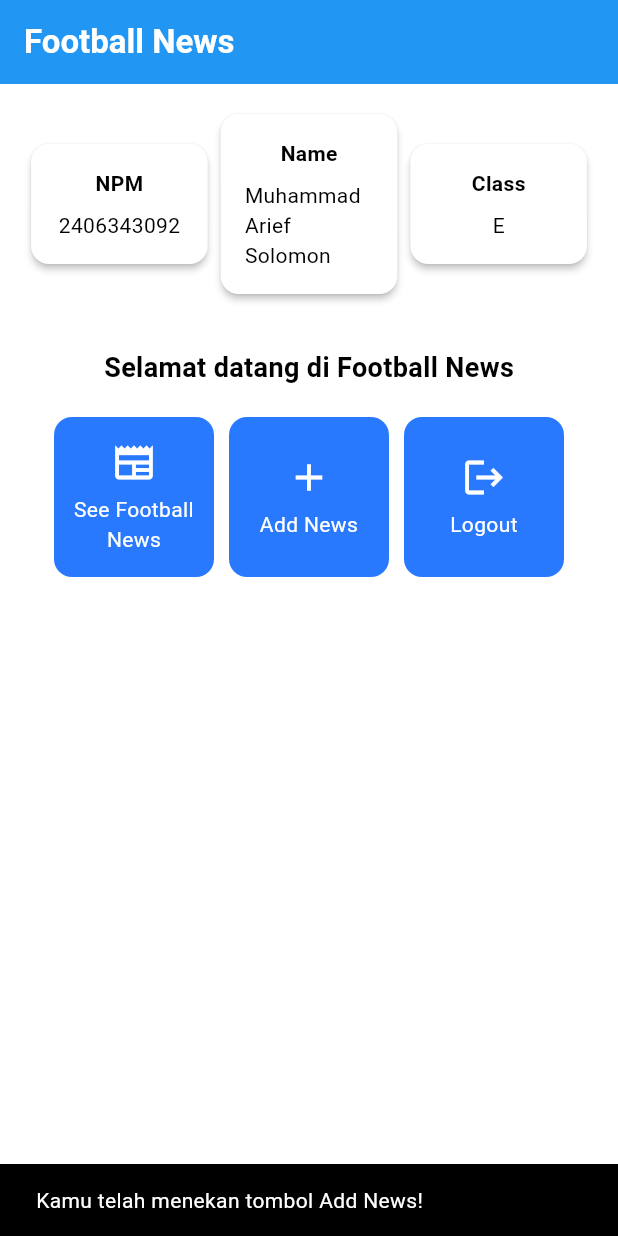
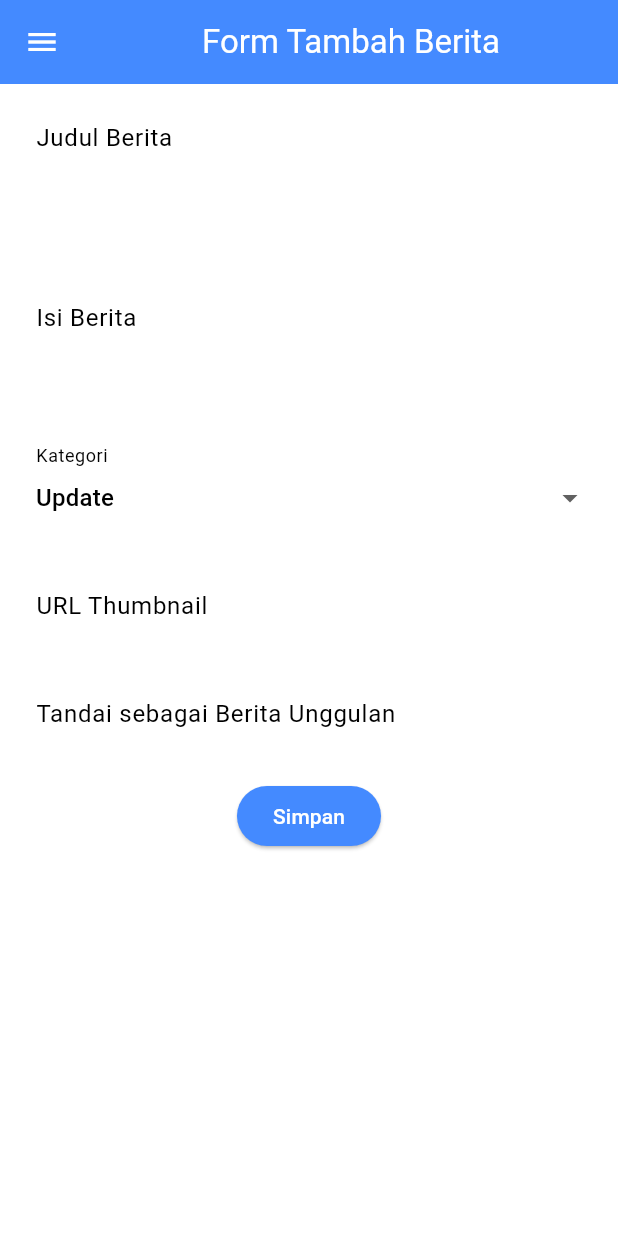
Before and after one commit to ariefsolomon/football-news-mobile, a Flutter app: the screen it shows after launch, after a tap on "Add News", on a phone screen of 412 x 824 dp. Run offline on Flutter 3.47's test engine with Material 3 defaults, Android fonts, the phone set to English and light mode, and no system bars; our stand-ins replace shared_preferences.

Commit message:
Tutorial 7 Completed

```diff
--- a/lib/main.dart
+++ b/lib/main.dart
@@ -1,5 +1,43 @@
+// import 'package:flutter/material.dart';
+// import 'package:football_news/screens/menu.dart';
+
+// void main() {
+//   runApp(const MyApp());
+// }
+
+// class MyApp extends StatelessWidget {
+//   const MyApp({super.key});
+
+//   // This widget is the root of your application.
+//   @override
+//   Widget build(BuildContext context) {
+//     return MaterialApp(
+//       title: 'Flutter Demo',
+//       theme: ThemeData(
+//         // This is the theme of your application.
+//         //
+//         // TRY THIS: Try running your application with "flutter run". You'll see
+//         // the application has a purple toolbar. Then, without quitting the app,
+//         // try changing the seedColor in the colorScheme below to Colors.green
+//         // and then invoke "hot reload" (save your changes or press the "hot
+//         // reload" button in a Flutter-supported IDE, or press "r" if you used
+//         // the command line to start the app).
+//         //
+//         // Notice that the counter didn't reset back to zero; the application
+//         // state is not lost during the reload. To reset the state, use hot
+//         // restart instead.
+//         //
+//         // This works for code too, not just values: Most code changes can be
+//         // tested with just a hot reload.
+//         colorScheme: ColorScheme.fromSwatch(primarySwatch: Colors.blue,).copyWith(secondary: Colors.blueAccent[400]),
+//       ),
+//       home: MyHomePage(),
+//     );
+//   }
+// }
+
 import 'package:flutter/material.dart';
-import 'package:football_news/menu.dart';
+import 'package:football_news/screens/menu.dart';
 
 void main() {
   runApp(const MyApp());
@@ -8,30 +46,16 @@ void main() {
 class MyApp extends StatelessWidget {
   const MyApp({super.key});
 
-  // This widget is the root of your application.
   @override
   Widget build(BuildContext context) {
     return MaterialApp(
-      title: 'Flutter Demo',
+      title: 'Football News',
       theme: ThemeData(
-        // This is the theme of your application.
-        //
-        // TRY THIS: Try running your application with "flutter run". You'll see
-        // the application has a purple toolbar. Then, without quitting the app,
-        // try changing the seedColor in the colorScheme below to Colors.green
-        // and then invoke "hot reload" (save your changes or press the "hot
-        // reload" button in a Flutter-supported IDE, or press "r" if you used
-        // the command line to start the app).
-        //
-        // Notice that the counter didn't reset back to zero; the application
-        // state is not lost during the reload. To reset the state, use hot
-        // restart instead.
-        //
-        // This works for code too, not just values: Most code changes can be
-        // tested with just a hot reload.
-        colorScheme: ColorScheme.fromSwatch(primarySwatch: Colors.blue,).copyWith(secondary: Colors.blueAccent[400]),
+        colorScheme: ColorScheme.fromSwatch(
+          primarySwatch: Colors.blue,
+        ).copyWith(secondary: Colors.blueAccent[400]),
       ),
-      home: MyHomePage(),
+      home: MyHomePage(), // Halaman utama dari menu.dart
     );
   }
 }
--- a/lib/menu.dart
+++ b/lib/screens/menu.dart
@@ -1,30 +1,23 @@
 import 'package:flutter/material.dart';
-
+import 'package:football_news/screens/newslist_form.dart';
+import 'package:football_news/widgets/left_drawer.dart';
 
 class InfoCard extends StatelessWidget {
-  // Kartu informasi yang menampilkan title dan content.
-
-  final String title;  // Judul kartu.
-  final String content;  // Isi kartu.
+  final String title;
+  final String content;
 
   const InfoCard({super.key, required this.title, required this.content});
 
   @override
   Widget build(BuildContext context) {
     return Card(
-      // Membuat kotak kartu dengan bayangan dibawahnya.
       elevation: 2.0,
       child: Container(
-        // Mengatur ukuran dan jarak di dalam kartu.
-        width: MediaQuery.of(context).size.width / 3.5, // menyesuaikan dengan lebar device yang digunakan.
+        width: MediaQuery.of(context).size.width / 3.5,
         padding: const EdgeInsets.all(16.0),
-        // Menyusun title dan content secara vertikal.
         child: Column(
           children: [
-            Text(
-              title,
-              style: const TextStyle(fontWeight: FontWeight.bold),
-            ),
+            Text(title, style: const TextStyle(fontWeight: FontWeight.bold)),
             const SizedBox(height: 8.0),
             Text(content),
           ],
@@ -34,7 +27,6 @@ class InfoCard extends StatelessWidget {
   }
 }
 
-
 class ItemHomepage {
   final String name;
   final IconData icon;
@@ -42,10 +34,7 @@ class ItemHomepage {
   ItemHomepage(this.name, this.icon);
 }
 
-
 class ItemCard extends StatelessWidget {
-  // Menampilkan kartu dengan ikon dan nama.
-
   final ItemHomepage item;
 
   const ItemCard(this.item, {super.key});
@@ -53,34 +42,36 @@ class ItemCard extends StatelessWidget {
   @override
   Widget build(BuildContext context) {
     return Material(
-      // Menentukan warna latar belakang dari tema aplikasi.
       color: Theme.of(context).colorScheme.secondary,
-      // Membuat sudut kartu melengkung.
       borderRadius: BorderRadius.circular(12),
-
       child: InkWell(
-        // Aksi ketika kartu ditekan.
         onTap: () {
-          // Menampilkan pesan SnackBar saat kartu ditekan.
+          if (item.name == "Add News") {
+            Navigator.push(
+              context,
+              MaterialPageRoute(builder: (context) => const NewsFormPage()),
+            );
+          } else if (item.name == "See Football News") {
             ScaffoldMessenger.of(context)
               ..hideCurrentSnackBar()
               ..showSnackBar(
-              SnackBar(content: Text("Kamu telah menekan tombol ${item.name}!"))
+                const SnackBar(
+                  content: Text("Fitur 'See Football News' belum tersedia."),
+                ),
               );
+          } else if (item.name == "Logout") {
+            ScaffoldMessenger.of(context)
+              ..hideCurrentSnackBar()
+              ..showSnackBar(const SnackBar(content: Text("Logout berhasil!")));
+          }
         },
-        // Container untuk menyimpan Icon dan Text
         child: Container(
           padding: const EdgeInsets.all(8),
           child: Center(
             child: Column(
-              // Menyusun ikon dan teks di tengah kartu.
               mainAxisAlignment: MainAxisAlignment.center,
               children: [
-                Icon(
-                  item.icon,
-                  color: Colors.white,
-                  size: 30.0,
-                ),
+                Icon(item.icon, color: Colors.white, size: 30.0),
                 const Padding(padding: EdgeInsets.all(3)),
                 Text(
                   item.name,
@@ -94,16 +85,14 @@ class ItemCard extends StatelessWidget {
       ),
     );
   }
-
 }
-
 
 class MyHomePage extends StatelessWidget {
   MyHomePage({super.key});
 
-    final String nama = "Muhammad Arief Solomon"; //nama
-    final String npm = "2406343092"; //npm
-    final String kelas = "E"; //kelas
+  final String nama = "Muhammad Arief Solomon";
+  final String npm = "2406343092";
+  final String kelas = "E";
   final List<ItemHomepage> items = [
     ItemHomepage("See Football News", Icons.newspaper),
     ItemHomepage("Add News", Icons.add),
@@ -112,29 +101,20 @@ class MyHomePage extends StatelessWidget {
 
   @override
   Widget build(BuildContext context) {
-    // Scaffold menyediakan struktur dasar halaman dengan AppBar dan body.
     return Scaffold(
-      // AppBar adalah bagian atas halaman yang menampilkan judul.
       appBar: AppBar(
-        // Judul aplikasi "Football News" dengan teks putih dan tebal.
         title: const Text(
           'Football News',
-          style: TextStyle(
-            color: Colors.white,
-            fontWeight: FontWeight.bold,
+          style: TextStyle(color: Colors.white, fontWeight: FontWeight.bold),
         ),
-        ),
-        // Warna latar belakang AppBar diambil dari skema warna tema aplikasi.
         backgroundColor: Theme.of(context).colorScheme.primary,
       ),
-      // Body halaman dengan padding di sekelilingnya.
+      drawer: const LeftDrawer(), // Tambahkan drawer navigasi
       body: Padding(
         padding: const EdgeInsets.all(16.0),
-        // Menyusun widget secara vertikal dalam sebuah kolom.
         child: Column(
           crossAxisAlignment: CrossAxisAlignment.center,
           children: [
-            // Row untuk menampilkan 3 InfoCard secara horizontal.
             Row(
               mainAxisAlignment: MainAxisAlignment.spaceEvenly,
               children: [
@@ -143,17 +123,10 @@ class MyHomePage extends StatelessWidget {
                 InfoCard(title: 'Class', content: kelas),
               ],
             ),
-
-            // Memberikan jarak vertikal 16 unit.
             const SizedBox(height: 16.0),
-
-            // Menempatkan widget berikutnya di tengah halaman.
             Center(
               child: Column(
-                // Menyusun teks dan grid item secara vertikal.
-
                 children: [
-                  // Menampilkan teks sambutan dengan gaya tebal dan ukuran 18.
                   const Padding(
                     padding: EdgeInsets.only(top: 16.0),
                     child: Text(
@@ -164,18 +137,13 @@ class MyHomePage extends StatelessWidget {
                       ),
                     ),
                   ),
-
-                  // Grid untuk menampilkan ItemCard dalam bentuk grid 3 kolom.
                   GridView.count(
                     primary: true,
                     padding: const EdgeInsets.all(20),
                     crossAxisSpacing: 10,
                     mainAxisSpacing: 10,
                     crossAxisCount: 3,
-                    // Agar grid menyesuaikan tinggi kontennya.
                     shrinkWrap: true,
-
-                    // Menampilkan ItemCard untuk setiap item dalam list items.
                     children: items.map((ItemHomepage item) {
                       return ItemCard(item);
                     }).toList(),
--- /dev/null
+++ b/lib/screens/newslist_form.dart
@@ -0,0 +1,237 @@
+import 'dart:convert';
+import 'package:flutter/material.dart';
+import 'package:shared_preferences/shared_preferences.dart';
+import 'package:football_news/widgets/left_drawer.dart';
+import 'package:football_news/widgets/news_card.dart';
+
+List<Map<String, dynamic>> newsList = [];
+
+class NewsFormPage extends StatefulWidget {
+  const NewsFormPage({super.key});
+
+  @override
+  State<NewsFormPage> createState() => _NewsFormPageState();
+}
+
+class _NewsFormPageState extends State<NewsFormPage> {
+  final _formKey = GlobalKey<FormState>();
+
+  String _title = "";
+  String _content = "";
+  String _category = "update";
+  String _thumbnail = "";
+  bool _isFeatured = false;
+
+  final List<String> _categories = [
+    'transfer',
+    'update',
+    'exclusive',
+    'match',
+    'rumor',
+    'analysis',
+  ];
+
+  @override
+  void initState() {
+    super.initState();
+    _loadNewsFromStorage();
+  }
+
+  Future<void> _loadNewsFromStorage() async {
+    final prefs = await SharedPreferences.getInstance();
+    final savedNews = prefs.getString('newsList');
+
+    if (savedNews != null) {
+      final decoded = jsonDecode(savedNews) as List<dynamic>;
+      setState(() {
+        newsList = decoded.map((e) => Map<String, dynamic>.from(e)).toList();
+      });
+    }
+  }
+
+  Future<void> _saveNewsToStorage() async {
+    final prefs = await SharedPreferences.getInstance();
+    await prefs.setString('newsList', jsonEncode(newsList));
+  }
+
+  @override
+  Widget build(BuildContext context) {
+    return Scaffold(
+      appBar: AppBar(
+        title: const Center(child: Text('Form Tambah Berita')),
+        backgroundColor: Colors.blueAccent,
+        foregroundColor: Colors.white,
+      ),
+      drawer: const LeftDrawer(),
+      body: Form(
+        key: _formKey,
+        child: SingleChildScrollView(
+          child: Column(
+            crossAxisAlignment: CrossAxisAlignment.start,
+            children: [
+              // Judul
+              Padding(
+                padding: const EdgeInsets.all(8.0),
+                child: TextFormField(
+                  decoration: InputDecoration(
+                    hintText: "Judul Berita",
+                    labelText: "Judul Berita",
+                    border: OutlineInputBorder(
+                      borderRadius: BorderRadius.circular(5.0),
+                    ),
+                  ),
+                  onChanged: (value) => setState(() => _title = value),
+                  validator: (value) => value == null || value.isEmpty
+                      ? "Judul tidak boleh kosong!"
+                      : null,
+                ),
+              ),
+
+              // Isi berita
+              Padding(
+                padding: const EdgeInsets.all(8.0),
+                child: TextFormField(
+                  maxLines: 5,
+                  decoration: InputDecoration(
+                    hintText: "Isi Berita",
+                    labelText: "Isi Berita",
+                    border: OutlineInputBorder(
+                      borderRadius: BorderRadius.circular(5.0),
+                    ),
+                  ),
+                  onChanged: (value) => setState(() => _content = value),
+                  validator: (value) => value == null || value.isEmpty
+                      ? "Isi berita tidak boleh kosong!"
+                      : null,
+                ),
+              ),
+
+              // Dropdown kategori
+              Padding(
+                padding: const EdgeInsets.all(8.0),
+                child: DropdownButtonFormField<String>(
+                  decoration: InputDecoration(
+                    labelText: "Kategori",
+                    border: OutlineInputBorder(
+                      borderRadius: BorderRadius.circular(5.0),
+                    ),
+                  ),
+                  value: _category,
+                  items: _categories
+                      .map(
+                        (cat) => DropdownMenuItem(
+                          value: cat,
+                          child: Text(cat[0].toUpperCase() + cat.substring(1)),
+                        ),
+                      )
+                      .toList(),
+                  onChanged: (newValue) =>
+                      setState(() => _category = newValue!),
+                ),
+              ),
+
+              // URL thumbnail
+              Padding(
+                padding: const EdgeInsets.all(8.0),
+                child: TextFormField(
+                  decoration: InputDecoration(
+                    hintText: "URL Thumbnail (opsional)",
+                    labelText: "URL Thumbnail",
+                    border: OutlineInputBorder(
+                      borderRadius: BorderRadius.circular(5.0),
+                    ),
+                  ),
+                  onChanged: (value) => setState(() => _thumbnail = value),
+                ),
+              ),
+
+              // Switch featured
+              Padding(
+                padding: const EdgeInsets.all(8.0),
+                child: SwitchListTile(
+                  title: const Text("Tandai sebagai Berita Unggulan"),
+                  value: _isFeatured,
+                  onChanged: (value) => setState(() => _isFeatured = value),
+                ),
+              ),
+
+              // Tombol Simpan
+              Align(
+                alignment: Alignment.bottomCenter,
+                child: Padding(
+                  padding: const EdgeInsets.all(8.0),
+                  child: ElevatedButton(
+                    style: ButtonStyle(
+                      backgroundColor: MaterialStateProperty.all(
+                        Colors.blueAccent,
+                      ),
+                    ),
+                    onPressed: () async {
+                      if (_formKey.currentState!.validate()) {
+                        newsList.add({
+                          "title": _title,
+                          "content": _content,
+                          "category": _category,
+                          "thumbnail": _thumbnail,
+                          "isFeatured": _isFeatured,
+                        });
+
+                        await _saveNewsToStorage();
+
+                        showDialog(
+                          context: context,
+                          builder: (context) => AlertDialog(
+                            title: const Text('Berita berhasil disimpan!'),
+                            content: Text('Judul: $_title'),
+                            actions: [
+                              TextButton(
+                                onPressed: () => Navigator.pop(context),
+                                child: const Text('OK'),
+                              ),
+                            ],
+                          ),
+                        );
+
+                        _formKey.currentState!.reset();
+                      }
+                    },
+                    child: const Text(
+                      "Simpan",
+                      style: TextStyle(color: Colors.white),
+                    ),
+                  ),
+                ),
+              ),
+
+              // Daftar berita
+              if (newsList.isNotEmpty)
+                Padding(
+                  padding: const EdgeInsets.all(8.0),
+                  child: Column(
+                    children: [
+                      const Text(
+                        "Daftar Berita Tersimpan",
+                        style: TextStyle(
+                          fontSize: 18,
+                          fontWeight: FontWeight.bold,
+                        ),
+                      ),
+                      const SizedBox(height: 8),
+                      for (final news in newsList)
+                        NewsCard(
+                          title: news['title'],
+                          content: news['content'],
+                          category: news['category'],
+                          thumbnail: news['thumbnail'],
+                          isFeatured: news['isFeatured'],
+                        ),
+                    ],
+                  ),
+                ),
+            ],
+          ),
+        ),
+      ),
+    );
+  }
+}
--- /dev/null
+++ b/lib/widgets/left_drawer.dart
@@ -0,0 +1,51 @@
+import 'package:flutter/material.dart';
+import 'package:football_news/screens/menu.dart';
+import 'package:football_news/screens/newslist_form.dart';
+
+class LeftDrawer extends StatelessWidget {
+  const LeftDrawer({super.key});
+
+  @override
+  Widget build(BuildContext context) {
+    return Drawer(
+      backgroundColor: Colors.grey[100],
+      child: ListView(
+        children: [
+          const DrawerHeader(
+            decoration: BoxDecoration(color: Colors.blueAccent),
+            child: Center(
+              child: Text(
+                "Football News App",
+                style: TextStyle(
+                  fontSize: 24,
+                  color: Colors.white,
+                  fontWeight: FontWeight.bold,
+                ),
+              ),
+            ),
+          ),
+          ListTile(
+            leading: const Icon(Icons.home),
+            title: const Text("Home"),
+            onTap: () {
+              Navigator.pushReplacement(
+                context,
+                MaterialPageRoute(builder: (context) => MyHomePage()),
+              );
+            },
+          ),
+          ListTile(
+            leading: const Icon(Icons.add_circle_outline),
+            title: const Text("Add News"),
+            onTap: () {
+              Navigator.pushReplacement(
+                context,
+                MaterialPageRoute(builder: (context) => const NewsFormPage()),
+              );
+            },
+          ),
+        ],
+      ),
+    );
+  }
+}
--- a/pubspec.yaml
+++ b/pubspec.yaml
@@ -34,6 +34,7 @@ dependencies:
   # The following adds the Cupertino Icons font to your application.
   # Use with the CupertinoIcons class for iOS style icons.
   cupertino_icons: ^1.0.8
+  shared_preferences: ^2.5.3
 
 dev_dependencies:
   flutter_test:
```
Also changed, not shown: lib/widgets/news_card.dart (added, +59 -0 lines), pubspec.lock, 1 other file. Lines whose indentation alone changed are shown as unchanged.
